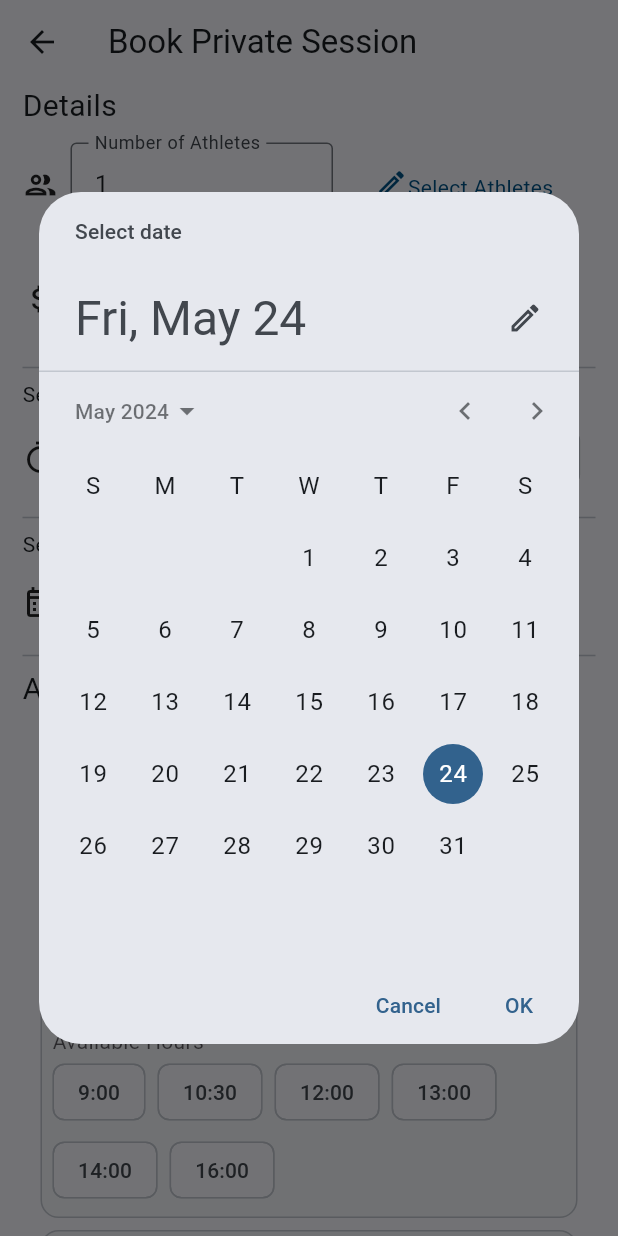
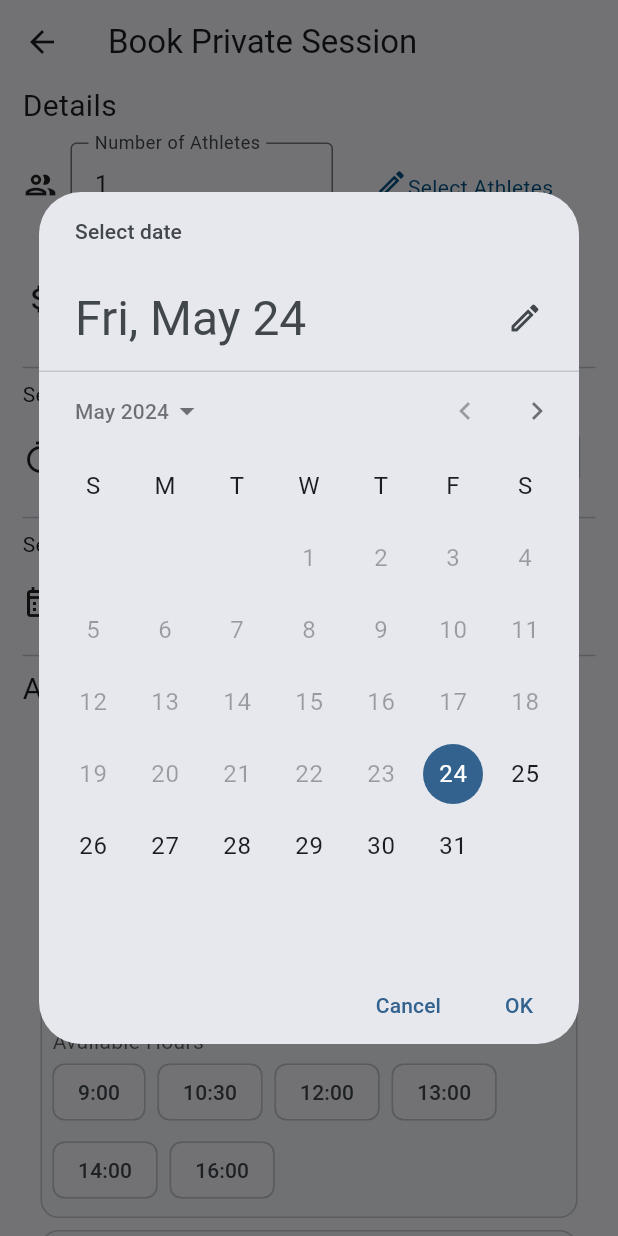
Before and after one commit to MyTennisClub/MyTennisClub, a Flutter app: the BookSession_Main screen opened directly, after a tap on "Edit", on a phone screen of 412 x 824 dp. Run offline on Flutter 3.47's test engine with Material 3 defaults, Android fonts, the phone set to English and light mode, and no system bars.

Commit message:
Coach Home and Book Session Screens Fixed

```diff
--- a/lib/coach_book_session/available_hours.dart
+++ b/lib/coach_book_session/available_hours.dart
@@ -16,7 +16,7 @@ class AvailableHours extends State<Available_Hours> {
   Widget build(BuildContext context) {
     return SizedBox(
       height: 100,
-      child: ListView(children: [
+      child: ListView(physics: const NeverScrollableScrollPhysics(), children: [
         Wrap(
           direction: Axis.horizontal,
           spacing: 8.0,
--- a/lib/coach_book_session/book_session_page.dart
+++ b/lib/coach_book_session/book_session_page.dart
@@ -41,7 +41,7 @@ class BookSession extends State<BookSession_Main> {
   List<bool> visible = [false, false, false, false];
 
   int number = 1;
-  int payment = 5;
+  double payment = 5;
   final List<String> courts = <String>['A', 'B', 'C', 'D'];
   String? duration = '1:00 h';
   String? date = DateFormat.yMd().format(DateTime.now());
@@ -179,8 +179,11 @@ class BookSession extends State<BookSession_Main> {
                     ),
                     Padding(
                       padding: const EdgeInsets.symmetric(vertical: 8.0),
-                      child: Duration_Section(
-                        checkDuration: checkDuration,
+                      child: SizedBox(
+                        width: contraints.maxWidth,
+                        child: Duration_Section(
+                          checkDuration: checkDuration,
+                        ),
                       ),
                     ),
                     const Divider(
@@ -217,6 +220,7 @@ class BookSession extends State<BookSession_Main> {
                       children: [
                         Expanded(
                           child: ListView.builder(
+                            physics: const NeverScrollableScrollPhysics(),
                             shrinkWrap: true,
                             padding: const EdgeInsets.all(8),
                             itemCount: courts.length,
--- a/lib/coach_book_session/date_section.dart
+++ b/lib/coach_book_session/date_section.dart
@@ -41,7 +41,7 @@ class DateSection extends State<Date_Section> {
     final DateTime? picked = await showDatePicker(
       context: context,
       initialDate: selectedDate, // Refer step 1
-      firstDate: DateTime(2000),
+      firstDate: DateTime.now(),
       lastDate: DateTime(2025),
     );
     if (picked != null && picked != selectedDate) {
--- a/lib/coach_book_session/details_section.dart
+++ b/lib/coach_book_session/details_section.dart
@@ -13,7 +13,8 @@ class Details_Section extends StatefulWidget {
 
 class DetailsSection extends State<Details_Section> {
   late TextEditingController _controller;
-  bool number = true;
+  bool numberCheck = true;
+  int memberNumber = 3;
 
   @override
   void initState() {
@@ -47,14 +48,14 @@ class DetailsSection extends State<Details_Section> {
                   if (value.isEmpty) {
                     widget.checkNumber(false, 0);
                   }
-                  if (int.parse(value) > 4) {
-                    _errorText = 'Must be less than 4';
+                  if (int.parse(value) > memberNumber) {
+                    _errorText = 'Must be less than ${memberNumber.toString()}';
                     widget.checkNumber(false, 0);
                   } else {
                     _errorText = '';
                     widget.checkNumber(true, int.parse(value));
                   }
-                  widget.checkNumber(number);
+                  widget.checkNumber(numberCheck);
                 });
               },
               decoration: InputDecoration(
--- a/lib/coach_book_session/payment_section.dart
+++ b/lib/coach_book_session/payment_section.dart
@@ -1,4 +1,3 @@
-import 'package:flutter/services.dart';
 import 'package:flutter/material.dart';
 
 class Payment_Section extends StatefulWidget {
@@ -10,13 +9,15 @@ class Payment_Section extends StatefulWidget {
 }
 
 class PaymentSection extends State<Payment_Section> {
+  bool payment = true;
+
   late TextEditingController _controller;
-  bool payment = true;
+  String _errorText = '';
 
   @override
   void initState() {
     super.initState();
-    _controller = TextEditingController(text: '5');
+    _controller = TextEditingController(text: '5.0');
   }
 
   @override
@@ -33,22 +34,28 @@ class PaymentSection extends State<Payment_Section> {
           child: SizedBox(
             child: TextField(
               onChanged: (value) {
+                print(value);
                 setState(() {
                   if (value.isEmpty) {
-                    widget.checkPayment(false, 0);
+                    widget.checkPayment(false, 0.0);
                   } else {
-                    widget.checkPayment(true, int.parse(value));
+                    try {
+                      _errorText = '';
+                      widget.checkPayment(true, double.parse(value));
+                    } on FormatException catch (_) {
+                      _errorText = 'Incorrect Format';
+                      widget.checkPayment(false, 0.0);
+                    }
                   }
                 });
               },
-              decoration: const InputDecoration(
+              decoration: InputDecoration(
                   hintText: 'Enter',
-                  border: OutlineInputBorder(),
-                  labelText: 'Payment'),
-              keyboardType: TextInputType.number,
-              inputFormatters: <TextInputFormatter>[
-                FilteringTextInputFormatter.digitsOnly
-              ],
+                  border: const OutlineInputBorder(),
+                  labelText: 'Payment',
+                  errorText: _errorText.isEmpty ? null : _errorText),
+              keyboardType:
+                  const TextInputType.numberWithOptions(decimal: true),
               controller: _controller,
             ),
           ),
--- a/lib/coach_book_session/success_page.dart
+++ b/lib/coach_book_session/success_page.dart
@@ -160,7 +160,10 @@ class SuccessMain extends State<Success_Main> {
                         backgroundColor: const Color.fromRGBO(0, 83, 135, 1)
                         // This is what you need!
                         ),
-                    onPressed: () {},
+                    onPressed: () {
+                      Navigator.of(context)
+                          .popUntil(ModalRoute.withName('/coach_home'));
+                    },
                     child: const Text('Close'),
                   ),
                 ),
--- a/lib/coach_schedule_screen/coach_schedule_screen.dart
+++ b/lib/coach_schedule_screen/coach_schedule_screen.dart
@@ -13,8 +13,8 @@ class _CoachScheduleScreenState extends State<CoachScheduleScreen> {
   Widget build(BuildContext context) {
     return Center(
       child: FilledButton(
-          onPressed: () async {
-            await Navigator.of(context).push(MaterialPageRoute(
+          onPressed: () {
+            Navigator.of(context).push(MaterialPageRoute(
                 builder: (context) => const BookSession_Main()));
           },
           child: const Text('Book Private Session')),
```
Also changed, not shown: lib/main.dart (+5 -5 lines).
